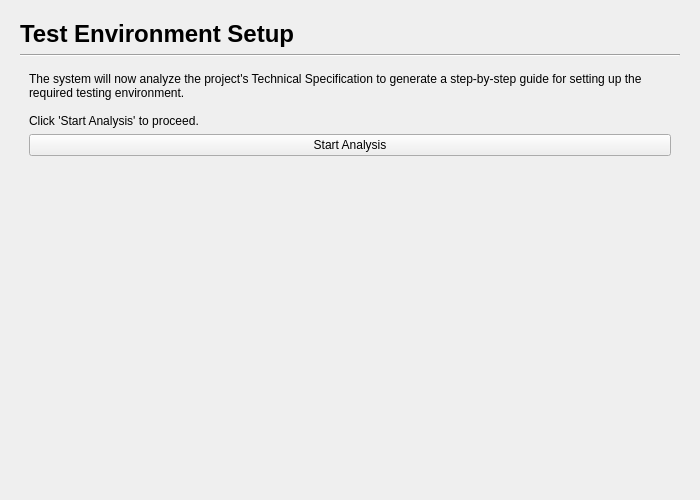
Before: the Qt Designer form gui/test_env_page.ui in mariolewis/asdf_factory, drawn with Qt 5.
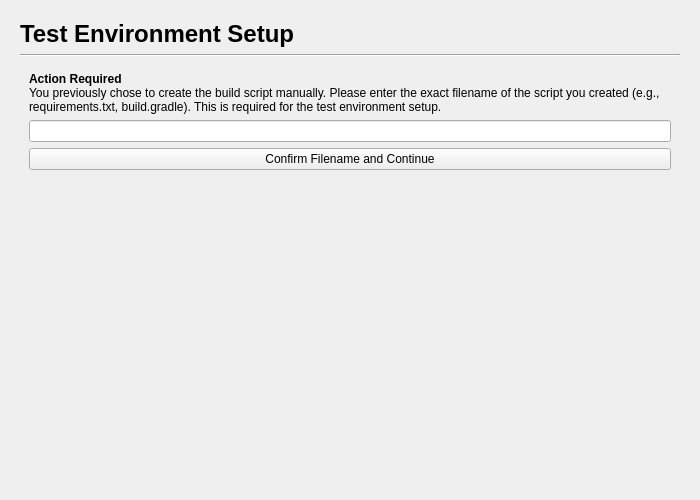
After: the same form once the commit is applied. The open tabs and pages were chosen to show the change.

```diff
--- a/gui/test_env_page.ui
+++ b/gui/test_env_page.ui
@@ -169,6 +169,43 @@
        </item>
       </layout>
      </widget>
+     <widget class="QWidget" name="manualBuildScriptPage">
+      <layout class="QVBoxLayout" name="verticalLayout_5">
+       <item>
+        <widget class="QLabel" name="manualBuildScriptLabel">
+         <property name="text">
+          <string>&lt;b&gt;Action Required&lt;/b&gt;&lt;br&gt;You previously chose to create the build script manually. Please enter the exact filename of the script you created (e.g., requirements.txt, build.gradle). This is required for the test environment setup.</string>
+         </property>
+         <property name="wordWrap">
+          <bool>true</bool>
+         </property>
+        </widget>
+       </item>
+       <item>
+        <widget class="QLineEdit" name="manualBuildScriptLineEdit"/>
+       </item>
+       <item>
+        <widget class="QPushButton" name="confirmBuildScriptButton">
+         <property name="text">
+          <string>Confirm Filename and Continue</string>
+         </property>
+        </widget>
+       </item>
+       <item>
+        <spacer name="verticalSpacer_3">
+         <property name="orientation">
+          <enum>Qt::Vertical</enum>
+         </property>
+         <property name="sizeHint" stdset="0">
+          <size>
+           <width>20</width>
+           <height>40</height>
+          </size>
+         </property>
+        </spacer>
+       </item>
+      </layout>
+     </widget>
     </widget>
    </item>
   </layout>
```
